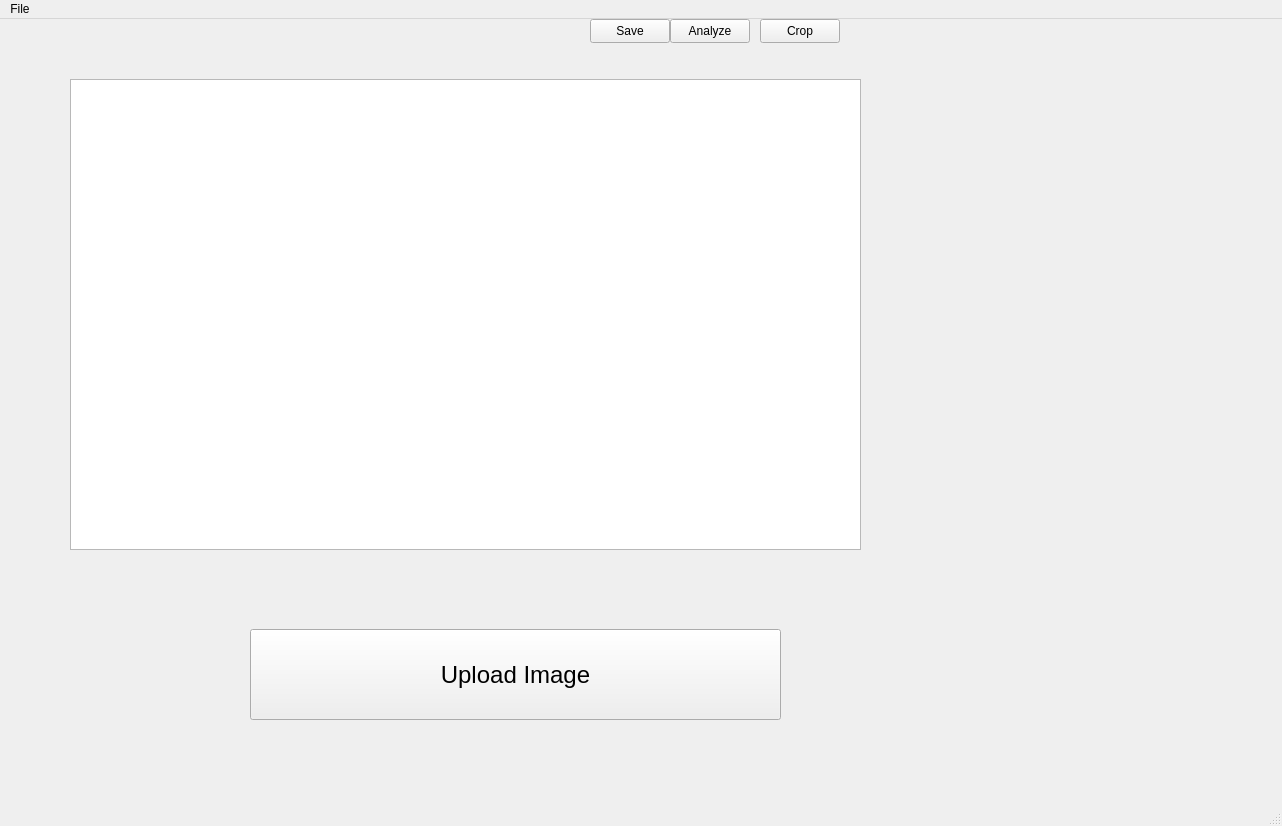
The window that src/ColonyCounter/form.ui (Andrewmh71/colony-capstone) describes before a commit, drawn with Qt 5.
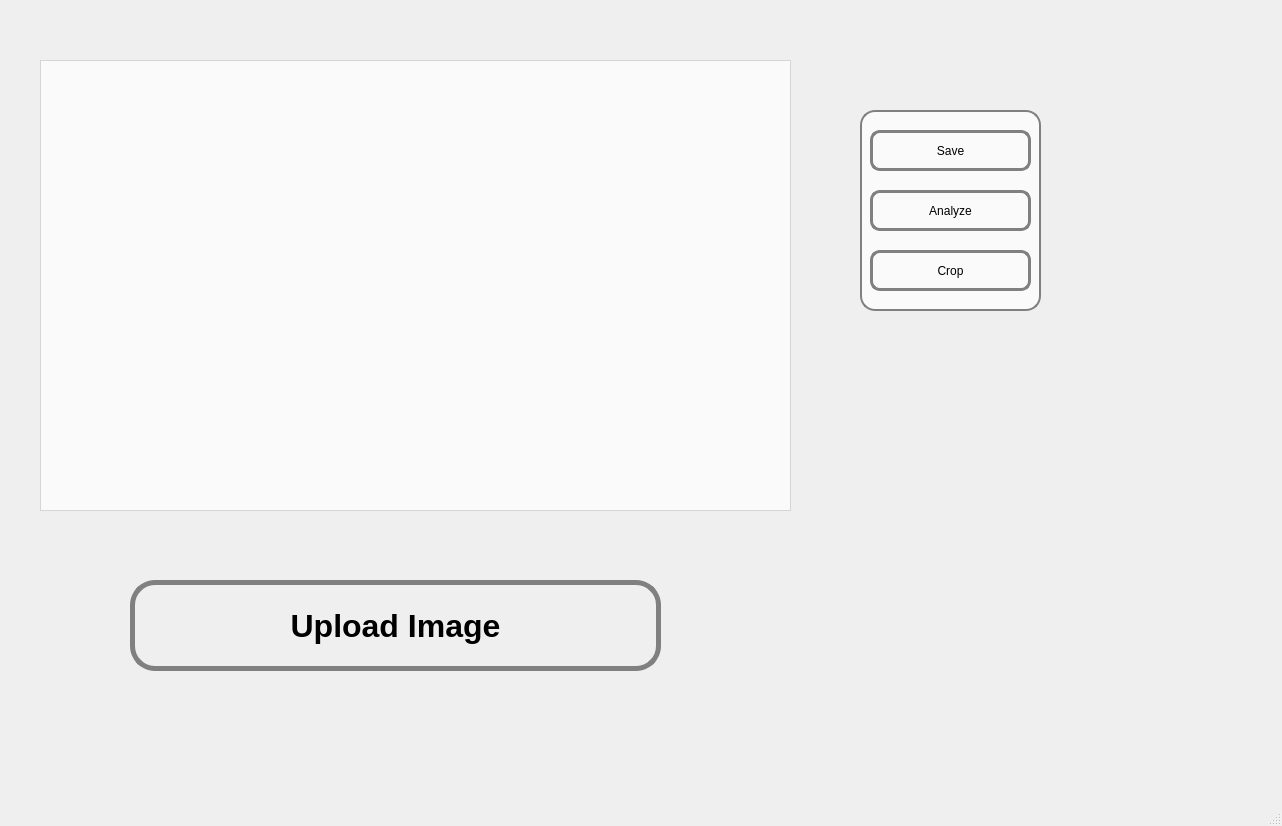
The same window after the commit. Icons and pictures are not drawn.

Commit message: added bg image and button styling

```diff
--- a/src/ColonyCounter/form.ui
+++ b/src/ColonyCounter/form.ui
@@ -13,21 +13,33 @@
   <property name="windowTitle">
    <string>MainWindow</string>
   </property>
+  <property name="styleSheet">
+   <string notr="true">background-image: url(:/newPrefix/images/beaver_bg.jpg);</string>
+  </property>
   <widget class="QWidget" name="centralwidget">
    <widget class="QPushButton" name="uploadButton">
     <property name="geometry">
      <rect>
-      <x>250</x>
-      <y>610</y>
+      <x>130</x>
+      <y>580</y>
       <width>531</width>
       <height>91</height>
      </rect>
     </property>
     <property name="font">
      <font>
-      <pointsize>18</pointsize>
+      <family>Segoe UI</family>
+      <pointsize>24</pointsize>
+      <italic>false</italic>
+      <bold>true</bold>
      </font>
     </property>
+    <property name="styleSheet">
+     <string notr="true">background-color: transparent;
+border: 5px solid gray;
+border-radius: 25px;
+font: 700 24pt &quot;Segoe UI&quot;;</string>
+    </property>
     <property name="text">
      <string>Upload Image</string>
     </property>
@@ -35,70 +47,106 @@
    <widget class="QGraphicsView" name="imageContainer">
     <property name="geometry">
      <rect>
-      <x>70</x>
+      <x>40</x>
       <y>60</y>
-      <width>791</width>
-      <height>471</height>
+      <width>751</width>
+      <height>451</height>
      </rect>
     </property>
+    <property name="styleSheet">
+     <string notr="true">background-color: rgba(255, 255, 255, 180); </string>
+    </property>
    </widget>
    <widget class="QPushButton" name="cropButton">
     <property name="geometry">
      <rect>
-      <x>760</x>
-      <y>0</y>
-      <width>80</width>
-      <height>24</height>
+      <x>870</x>
+      <y>250</y>
+      <width>161</width>
+      <height>41</height>
      </rect>
     </property>
+    <property name="styleSheet">
+     <string notr="true">background-color: transparent;
+border: 2.5px solid gray;
+border-radius: 10px;
+font: 700 12pt &quot;Segoe UI&quot;;</string>
+    </property>
     <property name="text">
      <string>Crop</string>
     </property>
+    <property name="flat">
+     <bool>true</bool>
+    </property>
    </widget>
    <widget class="QPushButton" name="analyzeButton">
     <property name="geometry">
      <rect>
-      <x>670</x>
-      <y>0</y>
-      <width>80</width>
-      <height>24</height>
+      <x>870</x>
+      <y>190</y>
+      <width>161</width>
+      <height>41</height>
      </rect>
     </property>
+    <property name="styleSheet">
+     <string notr="true">background-color: transparent;
+border: 2.5px solid gray;
+border-radius: 10px;
+font: 700 12pt &quot;Segoe UI&quot;;</string>
+    </property>
     <property name="text">
      <string>Analyze</string>
     </property>
+    <property name="flat">
+     <bool>true</bool>
+    </property>
    </widget>
    <widget class="QPushButton" name="saveButton">
     <property name="geometry">
      <rect>
-      <x>590</x>
-      <y>0</y>
-      <width>80</width>
-      <height>24</height>
+      <x>870</x>
+      <y>130</y>
+      <width>161</width>
+      <height>41</height>
      </rect>
     </property>
+    <property name="styleSheet">
+     <string notr="true">background-color: transparent;
+border: 2.5px solid gray;
+border-radius: 10px;
+font: 700 12pt &quot;Segoe UI&quot;;</string>
+    </property>
     <property name="text">
      <string>Save</string>
     </property>
+    <property name="flat">
+     <bool>true</bool>
+    </property>
    </widget>
+   <widget class="QGraphicsView" name="buttonContainer">
+    <property name="geometry">
+     <rect>
+      <x>860</x>
+      <y>110</y>
+      <width>181</width>
+      <height>201</height>
+     </rect>
+    </property>
+    <property name="styleSheet">
+     <string notr="true">background-color: rgba(255, 255, 255, 180);
+border: 2px solid gray;
+border-radius: 15px;
+padding: 10px; </string>
+    </property>
+   </widget>
+   <zorder>buttonContainer</zorder>
+   <zorder>uploadButton</zorder>
+   <zorder>imageContainer</zorder>
+   <zorder>saveButton</zorder>
+   <zorder>analyzeButton</zorder>
+   <zorder>cropButton</zorder>
   </widget>
   <widget class="QStatusBar" name="statusbar"/>
-  <widget class="QMenuBar" name="menubar">
-   <property name="geometry">
-    <rect>
-     <x>0</x>
-     <y>0</y>
-     <width>1282</width>
-     <height>21</height>
-    </rect>
-   </property>
-   <widget class="QMenu" name="menuFile">
-    <property name="title">
-     <string>File</string>
-    </property>
-   </widget>
-   <addaction name="menuFile"/>
-  </widget>
  </widget>
  <resources/>
  <connections/>
```
Left out of the diff: 4 changed lines with no effect on the pictures. The commit also changes 16 other files.
